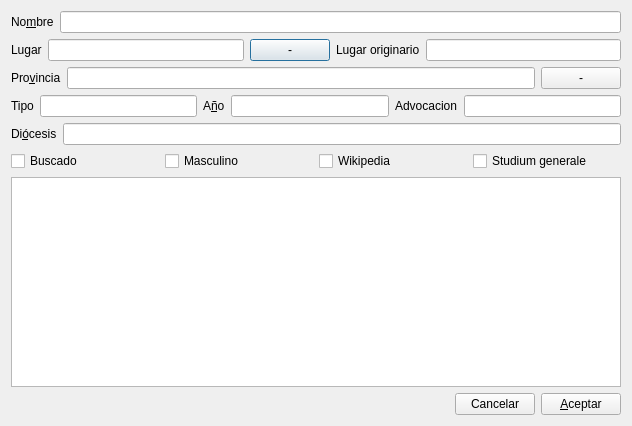
First picture: the form in gui/dlgnuevacasa.ui, repository rogorido/qtpredicadores, before the edit.
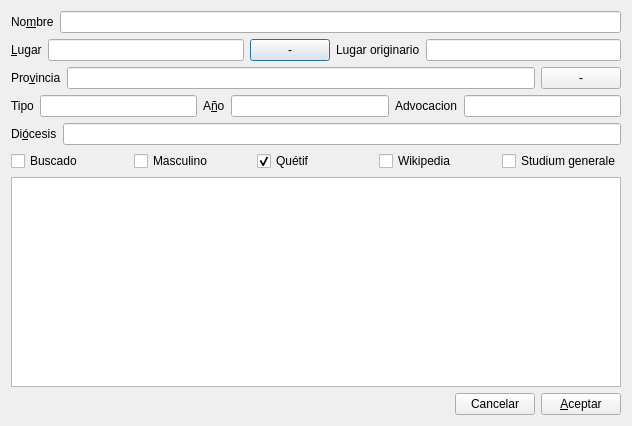
Second picture: the form after the edit. Custom widgets are drawn as their Qt base class.

Commit message: Añadido campo quetif a las casas nuevas

The edit to the form file:
```diff
--- a/gui/dlgnuevacasa.ui
+++ b/gui/dlgnuevacasa.ui
@@ -36,7 +36,7 @@
      <item>
       <widget class="QLabel" name="label_2">
        <property name="text">
-        <string>Lugar</string>
+        <string>&amp;Lugar</string>
        </property>
        <property name="buddy">
         <cstring>txtLugar</cstring>
@@ -169,6 +169,16 @@
        </property>
       </widget>
      </item>
+     <item>
+      <widget class="QCheckBox" name="ckQuetif">
+       <property name="text">
+        <string>Quétif</string>
+       </property>
+       <property name="checked">
+        <bool>true</bool>
+       </property>
+      </widget>
+     </item>
      <item>
       <widget class="QCheckBox" name="ckWiki">
        <property name="text">
```
The commit also changes 4 other files.
